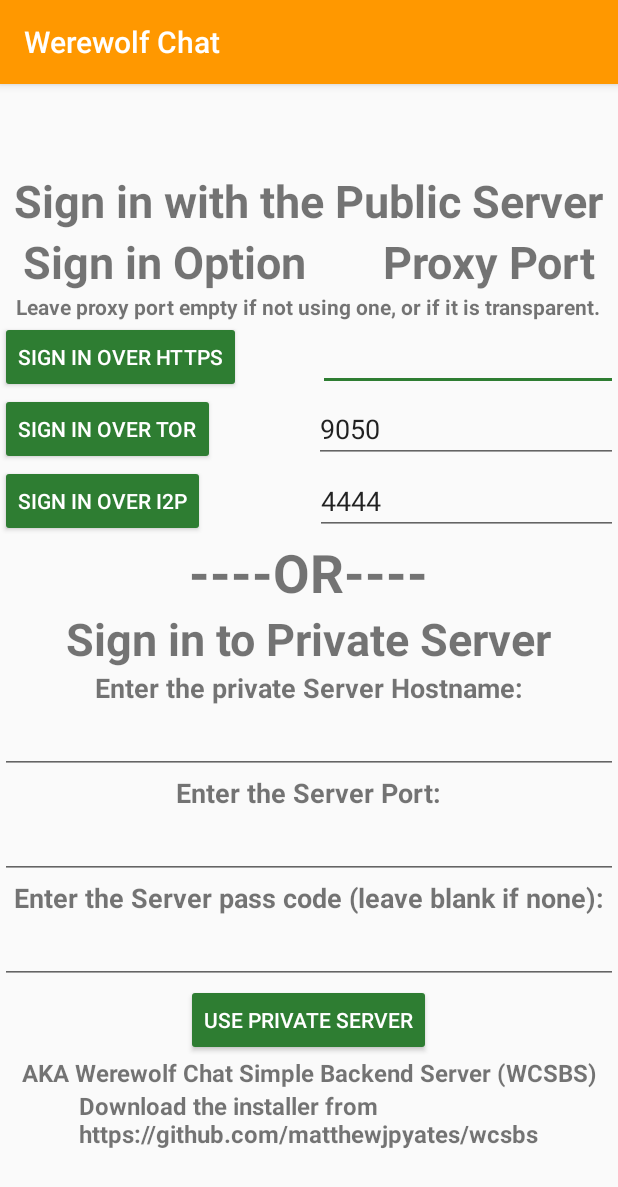
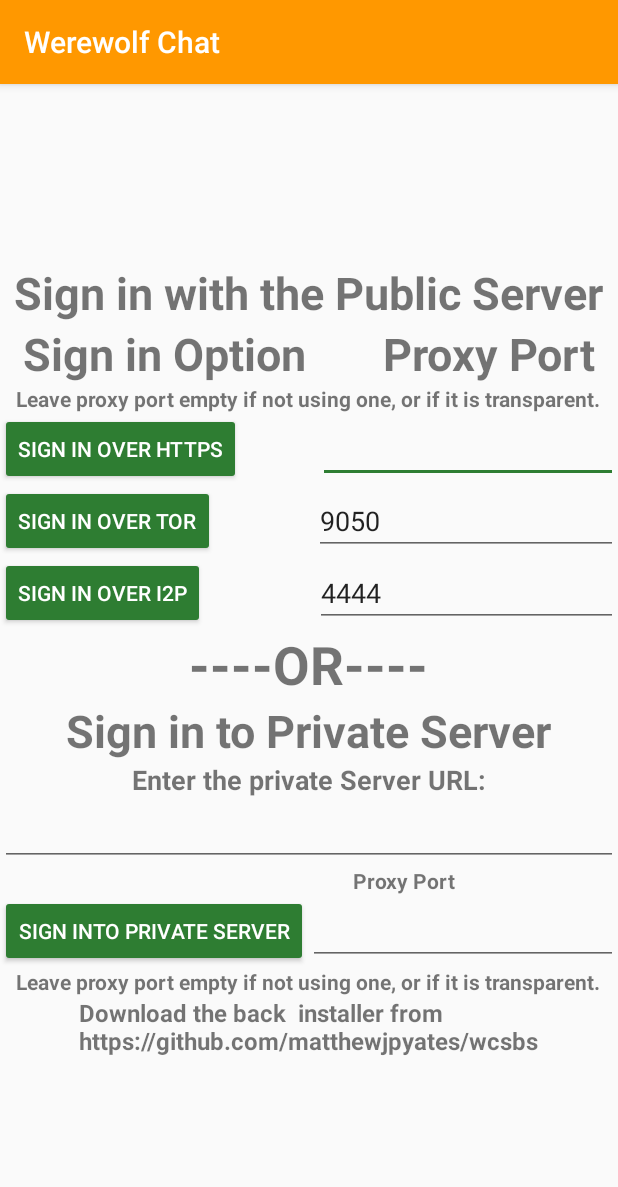
Before and after one commit to matthewjpyates/werewolfchat, an Android app: the screen it shows after launch (SignInActivity), on a phone screen of 412 x 824 dp. Shown: the top 1187 px of the screen. Run offline under Robolectric (Android 15) with nearby library versions, the phone set to English and light mode, and no system bars; our stand-ins replace AdMob, CircleImageView, Volley; network calls fail.

Commit message:
loging on should be much easier now.

```diff
--- a/werewolf-chat/app/src/main/java/com/werewolfchat/startup/ExtrasManager.java
+++ b/werewolf-chat/app/src/main/java/com/werewolfchat/startup/ExtrasManager.java
@@ -65,10 +65,15 @@ public class ExtrasManager {
             case TOKEN_STR:
                 setTokenString((String) valueToSet);
                 break;
-
+            case AUTO_PUB_STR:
+                setAutoPub((boolean) valueToSet);
         }
     }
 
+    public void setAutoPub(boolean input) {
+        this.autoPub = input;
+        this.intent.putExtra(AUTO_PUB_STR, input);
+    }
         public Intent getIntent() {
             return intent;
         }
@@ -257,10 +262,11 @@ public class ExtrasManager {
         public static final String TIME_OUT_EXTRA = "time_out";
         public static final String USING_SELF_SIGNED_TLS_CERT_EXTRA = "use_self_signed_cert";
     public static final String TOKEN_STR = "token_str";
+    public static final String AUTO_PUB_STR = "auto_pub";
 
         public boolean hasPrivateServerURL, hasDistEndID, hasDistEndKey, hasPublicKey, hasPrivateKey;
         public boolean hasChatID, hasFirebaseUID, hasFirebaseEmail, hasProxyPort, hasTimeOut, usingselfSignedCert;
-    public boolean hasTokenString;
+    public boolean hasTokenString, autoPub;
 
 
         public void setBoolsToFalse()
@@ -277,6 +283,7 @@ public class ExtrasManager {
             this.hasTimeOut = false;
             this.usingselfSignedCert = false;
             this.hasTokenString = false;
+            this.autoPub = false;
         }
 
 
@@ -307,6 +314,8 @@ public class ExtrasManager {
                 this.usingselfSignedCert = true;
             if (this.intent.hasExtra(TOKEN_STR))
                 this.setTokenString(this.intent.getStringExtra(TOKEN_STR));
+            if (this.intent.hasExtra(AUTO_PUB_STR))
+                this.autoPub = this.intent.getBooleanExtra(AUTO_PUB_STR, false);
         }
 
 
@@ -332,6 +341,7 @@ public class ExtrasManager {
             this.extraStrings.add(TIME_OUT_EXTRA);
             this.extraStrings.add(USING_SELF_SIGNED_TLS_CERT_EXTRA);
             this.extraStrings.add(TOKEN_STR);
+            this.extraStrings.add(AUTO_PUB_STR);
         }
 
         public void  wipeIntent()
--- a/werewolf-chat/app/src/main/java/com/werewolfchat/startup/MainActivity.java
+++ b/werewolf-chat/app/src/main/java/com/werewolfchat/startup/MainActivity.java
@@ -69,6 +69,7 @@ import de.hdodenhof.circleimageview.CircleImageView;
 
 import static com.werewolfchat.startup.Utility.ENCRYPTION_PARAMS;
 import static com.werewolfchat.startup.Utility.dumb_debugging;
+import static com.werewolfchat.startup.Utility.makeGetStringForPublishingMessages;
 import static com.werewolfchat.startup.Utility.makeGetStringForPullingMessagesAfterTime;
 
 
@@ -153,6 +154,7 @@ public class MainActivity extends AppCompatActivity {
     private Runnable queryCaller;
     private ExtrasManager extrasManager;
     private TokenManager tokenManager;
+
 
 
     public class PrivateServerAdapter extends RecyclerView.Adapter {
@@ -257,8 +259,9 @@ public class MainActivity extends AppCompatActivity {
 
     public void sendMessageWithPrivateServer(String toid, String fromid, String message) {
 
-        //String queryStr = makeGetStringForPublishingMessages(this.serverUrl, toid, fromid, message,tokenManager.getTokenString());
-        String queryStr = Utility.makeGetStringForPullingMessagesWithToken(extrasManager.getPrivateServerURL(), extrasManager.getChatID(), tokenManager.getTokenString());
+        String queryStr = makeGetStringForPublishingMessages(this.serverUrl, toid, fromid, message, tokenManager.getTokenString());
+        //String queryStr = Utility.makeGetStringForPublishingMessages(extrasManager.getPrivateServerURL(), extrasManager.getChatID(), tokenManager.getTokenString());
+        dumb_debugging("about to try and send a message with this string\n" + queryStr);
         //String queryStr = makeGetStringForPublishingMessages(this.serverUrl, toid, fromid, message);
         Utility.queryURL(queryStr, this.queue, new GoodMessageSend(), new BadMessageSend());
     }
@@ -394,7 +397,8 @@ public class MainActivity extends AppCompatActivity {
 
         if (!this.extrasManager.hasPrivateServerURL) {
             // No server has been set, launch the Sign In activity
-            startActivity(new Intent(this, SignInActivity.class));
+            extrasManager.setAutoPub(true);
+            startActivity(extrasManager.copyExtrasToNewIntent(new Intent(this, SignInActivity.class)));
             finish();
             return;
         } else if (!this.extrasManager.areAllTheLocalPKIExtrasSet()) {
@@ -402,6 +406,7 @@ public class MainActivity extends AppCompatActivity {
             // then we need to call the key management activity
 
 
+            extrasManager.setAutoPub(true);
             extrasManager.copyOverExtrasAndChangeClassToPrepareToStartNewActivity(MainActivity.this,
                     ConfigureKeysAndIDActivity.class);
 
@@ -490,6 +495,8 @@ public class MainActivity extends AppCompatActivity {
             @Override
             public void onClick(View view) {
 
+
+                extrasManager.setAutoPub(false);
                 extrasManager.copyOverExtrasAndChangeClassToPrepareToStartNewActivity(MainActivity.this,
                         ConfigureKeysAndIDActivity.class);
                 startActivity(extrasManager.getIntent());
--- a/werewolf-chat/app/src/main/java/com/werewolfchat/startup/PublicKeyListerner.java
+++ b/werewolf-chat/app/src/main/java/com/werewolfchat/startup/PublicKeyListerner.java
@@ -1,5 +1,5 @@
 package com.werewolfchat.startup;
-
+/*
 import com.google.firebase.database.DataSnapshot;
 import com.google.firebase.database.DatabaseError;
 import com.google.firebase.database.ValueEventListener;
@@ -48,3 +48,4 @@ public class PublicKeyListerner implements ValueEventListener {
     }
 
 }
+*/
--- a/werewolf-chat/app/src/main/java/com/werewolfchat/startup/SignInActivity.java
+++ b/werewolf-chat/app/src/main/java/com/werewolfchat/startup/SignInActivity.java
@@ -199,6 +199,7 @@ public class SignInActivity extends AppCompatActivity implements View.OnClickLis
             if (proxyPort > 0) {
                 extrasManager.setProxyPort(proxyPort);
             }
+            extrasManager.setAutoPub(true);
             startActivity(extrasManager.getIntent());
             finish();
         } else {
@@ -283,6 +284,7 @@ public class SignInActivity extends AppCompatActivity implements View.OnClickLis
                 extrasManager.setProxyPort(proxyPortNum);
             }
             extrasManager.setPrivateServerURL(hostname);
+            extrasManager.setAutoPub(true);
             startActivity(extrasManager.getIntent());
             finish();
         } else {
--- a/werewolf-chat/app/src/main/res/layout/activity_custom_name_prompt.xml
+++ b/werewolf-chat/app/src/main/res/layout/activity_custom_name_prompt.xml
@@ -68,11 +68,6 @@
 
     </Button>
 
-    <Button
-        android:id="@+id/button_to_not_publish"
-        android:layout_width="match_parent"
-        android:layout_height="wrap_content"
-        android:text="Continue to chat without publishing" />
 
     <Button
         android:id="@+id/generate_new_keys"
--- a/werewolf-chat/app/src/main/res/layout/activity_sign_in.xml
+++ b/werewolf-chat/app/src/main/res/layout/activity_sign_in.xml
@@ -182,7 +182,7 @@
         android:textStyle="bold"
         android:layout_gravity="center_horizontal"
         android:justificationMode="inter_word"
-        android:text="Enter the private Server Hostname:" />
+        android:text="Enter the private Server URL:" />
 
 
     <EditText
@@ -195,63 +195,79 @@
 
     </EditText>
 
+    <LinearLayout xmlns:android="http://schemas.android.com/apk/res/android"
+        android:id="@+id/above_proxy_info"
+        android:layout_width="match_parent"
+        android:layout_height="wrap_content"
+        android:gravity="center"
+        android:orientation="horizontal">
 
         <TextView
+
             android:layout_width="wrap_content"
             android:layout_height="wrap_content"
-        android:textSize="18sp"
+            android:textSize="14sp"
             android:textStyle="bold"
             android:layout_gravity="center_horizontal"
-        android:justificationMode="inter_word"
-        android:text="Enter the Server Port:" />
+            android:text="                                      " />
+
+        <TextView
+
+            android:layout_width="wrap_content"
+
+            android:layout_height="wrap_content"
+            android:textSize="14sp"
+            android:textStyle="bold"
+            android:layout_gravity="center_horizontal"
+            android:text="Proxy Port" />
+
+
+    </LinearLayout>
+
+    <LinearLayout xmlns:android="http://schemas.android.com/apk/res/android"
+        android:id="@+id/the_other_layout"
+        android:layout_width="match_parent"
+        android:layout_height="wrap_content"
+        android:gravity="center"
+        android:orientation="horizontal">
+
+        <Button
+            android:id="@+id/private_server_sign_in_button"
+            android:layout_width="wrap_content"
+            android:layout_height="wrap_content"
+            android:text="Sign into Private Server" />
+
 
         <EditText
-        android:id="@+id/private_server_port_input"
+            android:id="@+id/private_server_proxy_port"
             android:layout_width="match_parent"
             android:layout_height="wrap_content"
             android:inputType="textNoSuggestions"
 
-        >
 
-    </EditText>
+            />
+
+    </LinearLayout>
+
+    <LinearLayout xmlns:android="http://schemas.android.com/apk/res/android"
+        android:id="@+id/proxy_info"
+        android:layout_width="match_parent"
+        android:layout_height="wrap_content"
+        android:gravity="center"
+        android:orientation="horizontal">
 
         <TextView
+
             android:layout_width="wrap_content"
             android:layout_height="wrap_content"
-        android:textSize="18sp"
+            android:textSize="14sp"
             android:textStyle="bold"
             android:layout_gravity="center_horizontal"
-        android:justificationMode="inter_word"
-        android:text="Enter the Server pass code (leave blank if none):" />
-
-    <EditText
-        android:id="@+id/private_server_passcode_input"
-        android:layout_width="match_parent"
-        android:layout_height="wrap_content"
-        android:inputType="textNoSuggestions"
-        android:layout_above="@+id/private_sign_in_button">
-
-    </EditText>
+            android:text="Leave proxy port empty if not using one, or if it is transparent." />
 
 
-    <Button
-        android:id="@+id/private_sign_in_button"
-        android:layout_width="wrap_content"
-        android:layout_height="wrap_content"
-        android:layout_gravity="center"
-        android:text="Use Private server"
-        android:layout_above="@+id/wcsbs_text" />
+    </LinearLayout>
 
-
-    <TextView
-        android:id="@+id/wcsbs_text"
-        android:layout_width="wrap_content"
-        android:layout_height="wrap_content"
-        android:textSize="16sp"
-        android:textStyle="bold"
-        android:layout_gravity="center_horizontal"
-        android:justificationMode="inter_word"
-        android:text="AKA Werewolf Chat Simple Backend Server (WCSBS)" />
 
     <TextView
         android:layout_width="wrap_content"
@@ -261,7 +277,7 @@
         android:layout_gravity="center_horizontal"
         android:justificationMode="inter_word"
 
-        android:text="Download the installer from\nhttps://github.com/matthewjpyates/wcsbs" />
+        android:text="Download the back  installer from\nhttps://github.com/matthewjpyates/wcsbs" />
 
 
 </LinearLayout>
```
Also changed, not shown: werewolf-chat/app/src/main/java/com/werewolfchat/startup/ConfigureKeysAndIDActivity.java (+127 -193 lines), werewolf-chat/app/src/main/java/com/werewolfchat/startup/TokenManager.java (+71 -0 lines), werewolf-chat/app/src/main/res/layout/activity_main.xml (+11 -2 lines). Lines whose indentation alone changed are shown as unchanged.
